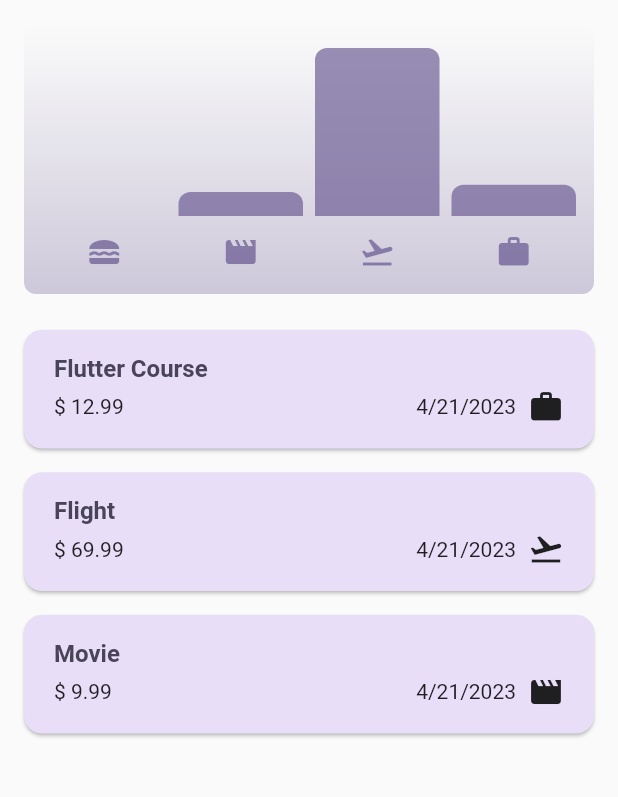
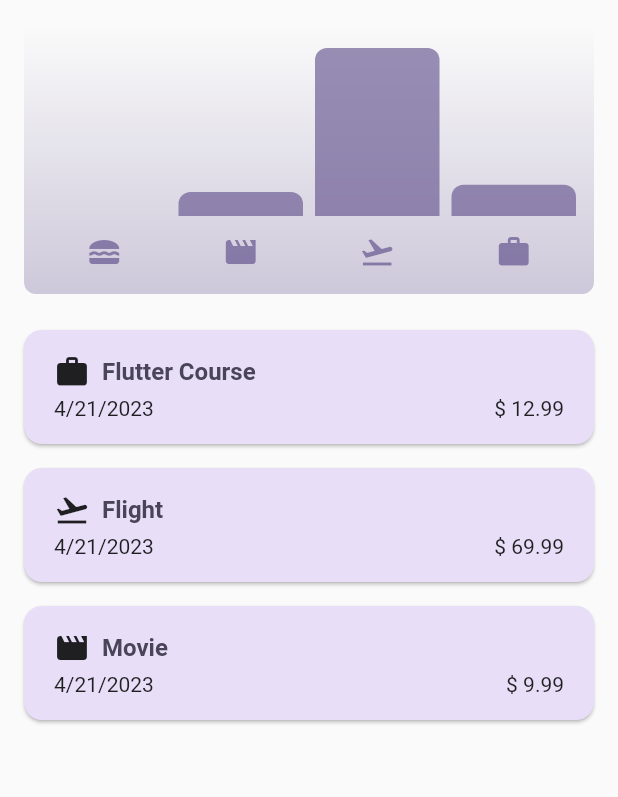
Before and after one commit to jatinchauhann/expense_tracker, a Flutter app: the screen it shows after launch, on a phone screen of 412 x 824 dp, the part 84-881 px from its top. Run offline on Flutter 3.47's test engine with Material 2 defaults, Android fonts, the phone set to English and light mode, and no system bars.

Commit message:
some more visual flai

```diff
--- a/lib/widgets/expenses_list/expense_item.dart
+++ b/lib/widgets/expenses_list/expense_item.dart
@@ -16,20 +16,26 @@ class ExpenseItem extends StatelessWidget {
         child: Column(
           crossAxisAlignment: CrossAxisAlignment.start,
           children: [
-            Text(
-              expense.title,
-              style: Theme.of(context).textTheme.titleLarge,
+            Row(
+              children: [
+                Icon(categoryIcons[expense.category]),
+                const SizedBox(width: 8),
+                Text(
+                  expense.title,
+                  style: Theme.of(context).textTheme.titleLarge,
+                ),
+              ],
             ),
             const SizedBox(height: 4),
             Row(
               children: [
-                Text('\$ ${expense.amount.toStringAsFixed(2)}'),
-                const Spacer(),
                 Row(children: [
                   Text(expense.formattedDate),
-                  const SizedBox(width: 8),
-                  Icon(categoryIcons[expense.category]),
+                  // const SizedBox(width: 8),
+                  // Icon(categoryIcons[expense.category]),
                 ]),
+                const Spacer(),
+                Text('\$ ${expense.amount.toStringAsFixed(2)}'),
               ],
             )
           ],
```
